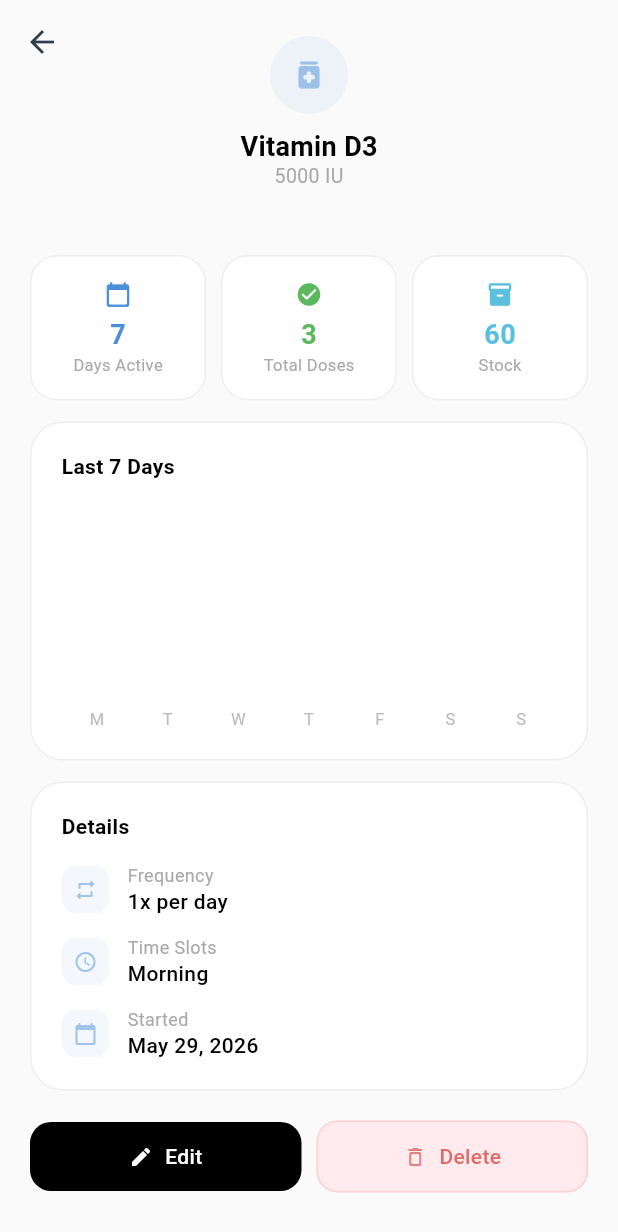
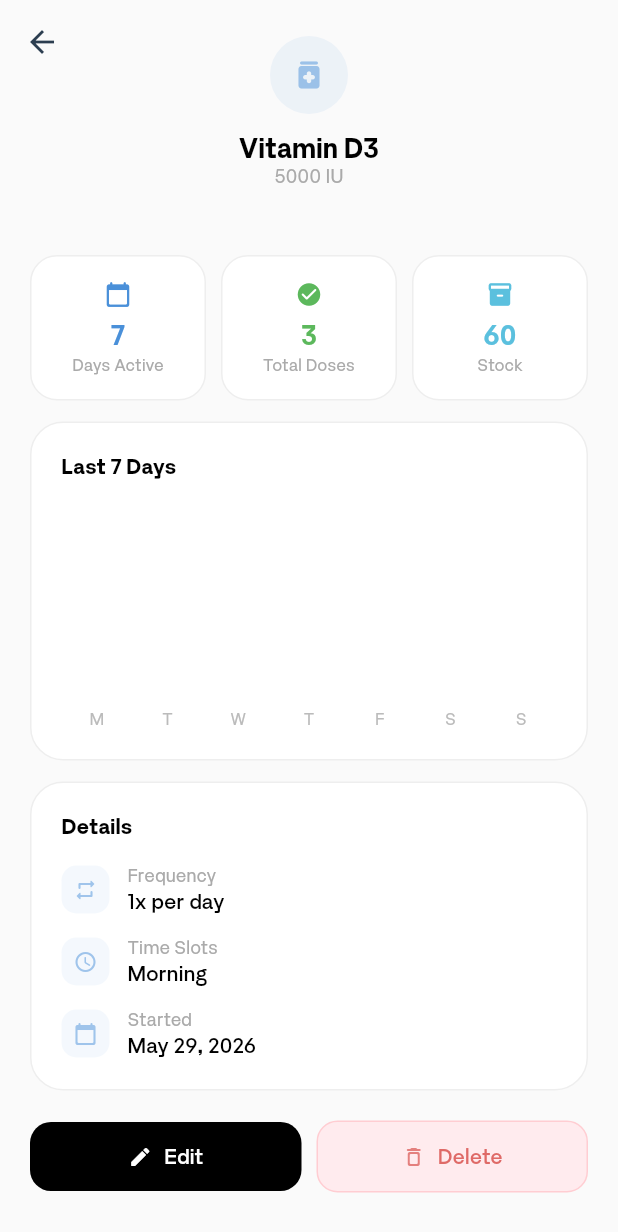
Before and after one commit to matra-dev/Matra, a Flutter app: the MySupplementsScreen screen opened directly, after a tap on "Vitamin D3", on a phone screen of 412 x 824 dp. Shown: the top 1232 px of the screen. Run offline on Flutter 3.47's test engine with Material 3 defaults, Android fonts, the phone set to English and light mode, and no system bars; drawn by our look-alikes of fl_chart; our stand-ins replace dio, flutter_animate, flutter_riverpod, shared_preferences; accounts and stored records are empty.

Commit message:
Revert to Artific font

```diff
--- a/lib/main.dart
+++ b/lib/main.dart
@@ -178,7 +178,7 @@ class _MainNavigationScreenState extends State<MainNavigationScreen> {
                                           child: Text(
                                             item.label,
                                             style: const TextStyle(
-                                              fontFamily: 'PlusJakartaSans',
+                                              fontFamily: 'Artific',
                                               fontSize: 12,
                                               fontWeight: FontWeight.w600,
                                               color: Colors.white,
--- a/lib/screens/my_supplements_screen.dart
+++ b/lib/screens/my_supplements_screen.dart
@@ -63,7 +63,7 @@ class _MySupplementsScreenState extends ConsumerState<MySupplementsScreen>
                               const Text(
                                 'My Stack',
                                 style: TextStyle(
-                                  fontFamily: 'PlusJakartaSans',
+                                  fontFamily: 'Artific',
                                   fontSize: 28,
                                   fontWeight: FontWeight.w700,
                                   color: Color(0xFF1A1A1A),
@@ -79,7 +79,7 @@ class _MySupplementsScreenState extends ConsumerState<MySupplementsScreen>
                               Text(
                                 '${supplements.length} supplement${supplements.length == 1 ? '' : 's'} in your stack',
                                 style: const TextStyle(
-                                  fontFamily: 'PlusJakartaSans',
+                                  fontFamily: 'Artific',
                                   fontSize: 14,
                                   fontWeight: FontWeight.w400,
                                   color: Color(0xFF999999),
@@ -240,7 +240,7 @@ class _AnimatedSupplementCard extends StatelessWidget {
                     Text(
                       supplement.name,
                       style: const TextStyle(
-                        fontFamily: 'PlusJakartaSans',
+                        fontFamily: 'Artific',
                         fontSize: 15,
                         fontWeight: FontWeight.w600,
                         color: Color(0xFF1A1A1A),
@@ -253,7 +253,7 @@ class _AnimatedSupplementCard extends StatelessWidget {
                         Text(
                           supplement.dosageText,
                           style: const TextStyle(
-                            fontFamily: 'PlusJakartaSans',
+                            fontFamily: 'Artific',
                             fontSize: 13,
                             fontWeight: FontWeight.w400,
                             color: Color(0xFF999999),
@@ -272,7 +272,7 @@ class _AnimatedSupplementCard extends StatelessWidget {
                         Text(
                           '${supplement.frequency}x/day',
                           style: const TextStyle(
-                            fontFamily: 'PlusJakartaSans',
+                            fontFamily: 'Artific',
                             fontSize: 13,
                             fontWeight: FontWeight.w400,
                             color: Color(0xFF999999),
@@ -296,7 +296,7 @@ class _AnimatedSupplementCard extends StatelessWidget {
                   child: Text(
                     '${supplement.stockCount} left',
                     style: const TextStyle(
-                      fontFamily: 'PlusJakartaSans',
+                      fontFamily: 'Artific',
                       fontSize: 11,
                       fontWeight: FontWeight.w600,
                       color: Color(0xFFF9A825),
--- a/lib/screens/supplement_detail_screen.dart
+++ b/lib/screens/supplement_detail_screen.dart
@@ -117,7 +117,7 @@ class _SupplementDetailScreenState extends ConsumerState<SupplementDetailScreen>
                       Text(
                         supplement.name,
                         style: const TextStyle(
-                          fontFamily: 'PlusJakartaSans',
+                          fontFamily: 'Artific',
                           fontSize: 18,
                           fontWeight: FontWeight.w600,
                           color: Colors.black,
@@ -126,7 +126,7 @@ class _SupplementDetailScreenState extends ConsumerState<SupplementDetailScreen>
                       Text(
                         supplement.dosageText,
                         style: const TextStyle(
-                          fontFamily: 'PlusJakartaSans',
+                          fontFamily: 'Artific',
                           fontSize: 13,
                           fontWeight: FontWeight.w400,
                           color: Color(0xFFAAAAAA),
@@ -190,7 +190,7 @@ class _SupplementDetailScreenState extends ConsumerState<SupplementDetailScreen>
                       const Text(
                         'Last 7 Days',
                         style: TextStyle(
-                          fontFamily: 'PlusJakartaSans',
+                          fontFamily: 'Artific',
                           fontSize: 14,
                           fontWeight: FontWeight.w600,
                           color: Colors.black,
@@ -206,7 +206,7 @@ class _SupplementDetailScreenState extends ConsumerState<SupplementDetailScreen>
                                     child: Text(
                                       'No data yet',
                                       style: TextStyle(
-                                        fontFamily: 'PlusJakartaSans',
+                                        fontFamily: 'Artific',
                                         fontSize: 13,
                                         color: Color(0xFFBBBBBB),
                                       ),
@@ -233,7 +233,7 @@ class _SupplementDetailScreenState extends ConsumerState<SupplementDetailScreen>
                                                     style: const TextStyle(
                                                       fontSize: 11,
                                                       color: Color(0xFFBBBBBB),
-                                                      fontFamily: 'PlusJakartaSans',
+                                                      fontFamily: 'Artific',
                                                     ),
                                                   ),
                                                 );
@@ -284,7 +284,7 @@ class _SupplementDetailScreenState extends ConsumerState<SupplementDetailScreen>
                       const Text(
                         'Details',
                         style: TextStyle(
-                          fontFamily: 'PlusJakartaSans',
+                          fontFamily: 'Artific',
                           fontSize: 14,
                           fontWeight: FontWeight.w600,
                           color: Colors.black,
@@ -329,7 +329,7 @@ class _SupplementDetailScreenState extends ConsumerState<SupplementDetailScreen>
                                 child: Text(
                                   'Only ${supplement.stockCount} doses remaining',
                                   style: TextStyle(
-                                    fontFamily: 'PlusJakartaSans',
+                                    fontFamily: 'Artific',
                                     fontSize: 13,
                                     fontWeight: FontWeight.w500,
                                     color: AppColors.warning.withValues(alpha: 0.85),
@@ -374,7 +374,7 @@ class _SupplementDetailScreenState extends ConsumerState<SupplementDetailScreen>
                               Text(
                                 'Edit',
                                 style: TextStyle(
-                                  fontFamily: 'PlusJakartaSans',
+                                  fontFamily: 'Artific',
                                   color: Colors.white,
                                   fontWeight: FontWeight.w500,
                                   fontSize: 14,
@@ -404,7 +404,7 @@ class _SupplementDetailScreenState extends ConsumerState<SupplementDetailScreen>
                               Text(
                                 'Delete',
                                 style: TextStyle(
-                                  fontFamily: 'PlusJakartaSans',
+                                  fontFamily: 'Artific',
                                   color: AppColors.danger.withValues(alpha: 0.85),
                                   fontWeight: FontWeight.w500,
                                   fontSize: 14,
@@ -457,7 +457,7 @@ class _StatCard extends StatelessWidget {
           Text(
             value,
             style: TextStyle(
-              fontFamily: 'PlusJakartaSans',
+              fontFamily: 'Artific',
               fontSize: 18,
               fontWeight: FontWeight.w600,
               color: color,
@@ -467,7 +467,7 @@ class _StatCard extends StatelessWidget {
           Text(
             label,
             style: const TextStyle(
-              fontFamily: 'PlusJakartaSans',
+              fontFamily: 'Artific',
               fontSize: 11,
               fontWeight: FontWeight.w400,
               color: Color(0xFFAAAAAA),
@@ -510,7 +510,7 @@ class _DetailRow extends StatelessWidget {
               Text(
                 label,
                 style: const TextStyle(
-                  fontFamily: 'PlusJakartaSans',
+                  fontFamily: 'Artific',
                   fontSize: 12,
                   fontWeight: FontWeight.w400,
                   color: Color(0xFFAAAAAA),
@@ -519,7 +519,7 @@ class _DetailRow extends StatelessWidget {
               Text(
                 value,
                 style: const TextStyle(
-                  fontFamily: 'PlusJakartaSans',
+                  fontFamily: 'Artific',
                   fontSize: 14,
                   fontWeight: FontWeight.w500,
                   color: Colors.black,
--- a/lib/theme/app_theme.dart
+++ b/lib/theme/app_theme.dart
@@ -4,7 +4,7 @@ import 'app_colors.dart';
 class AppTheme {
   AppTheme._();
 
-  static const String fontFamily = 'PlusJakartaSans';
+  static const String fontFamily = 'Artific';
 
   static ThemeData get lightTheme {
     return ThemeData(
--- a/lib/widgets/empty_state.dart
+++ b/lib/widgets/empty_state.dart
@@ -44,7 +44,7 @@ class EmptyState extends StatelessWidget {
             Text(
               title,
               style: const TextStyle(
-                fontFamily: 'PlusJakartaSans',
+                fontFamily: 'Artific',
                 fontSize: 18,
                 fontWeight: FontWeight.w700,
                 color: AppColors.textPrimary,
@@ -58,7 +58,7 @@ class EmptyState extends StatelessWidget {
             Text(
               subtitle,
               style: const TextStyle(
-                fontFamily: 'PlusJakartaSans',
+                fontFamily: 'Artific',
                 fontSize: 13,
                 fontWeight: FontWeight.w400,
                 color: AppColors.textSecondary,
--- a/lib/widgets/low_stock_badge.dart
+++ b/lib/widgets/low_stock_badge.dart
@@ -41,7 +41,7 @@ class LowStockBadge extends StatelessWidget {
               color: Color(0xFFEF6C00),
               fontSize: 11,
               fontWeight: FontWeight.w600,
-              fontFamily: 'PlusJakartaSans',
+              fontFamily: 'Artific',
             ),
           ),
         ],
--- a/lib/widgets/time_slot_chip.dart
+++ b/lib/widgets/time_slot_chip.dart
@@ -62,7 +62,7 @@ class TimeSlotChip extends StatelessWidget {
             Text(
               label,
               style: TextStyle(
-                fontFamily: 'PlusJakartaSans',
+                fontFamily: 'Artific',
                 color: isSelected ? Colors.white : AppColors.textSecondary,
                 fontSize: 13,
                 fontWeight: isSelected ? FontWeight.w700 : FontWeight.w500,
```
Also changed, not shown: lib/screens/settings_screen.dart (+13 -13 lines), lib/screens/supplement_form_screen.dart (+8 -8 lines), lib/screens/today_screen.dart (+9 -9 lines), assets/fonts/PlusJakartaSans-Bold.ttf (deleted), assets/fonts/PlusJakartaSans-Light.ttf (deleted), assets/fonts/PlusJakartaSans-Medium.ttf (deleted), assets/fonts/PlusJakartaSans-Regular.ttf (deleted), assets/fonts/PlusJakartaSans-SemiBold.ttf (deleted).
